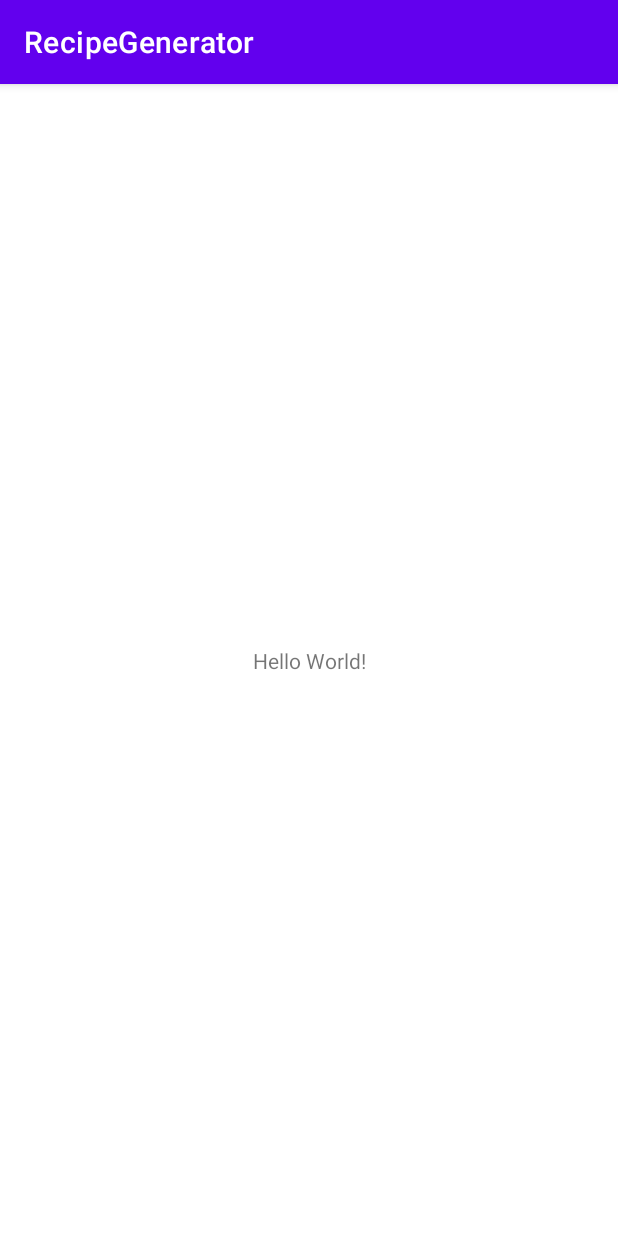
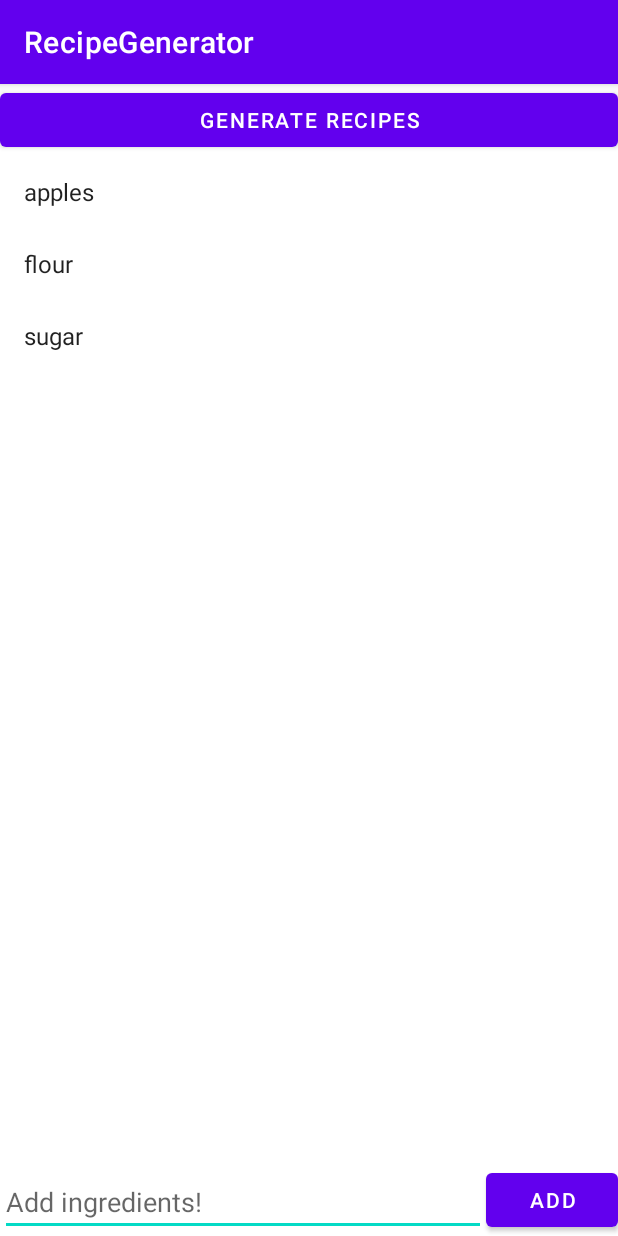
Before and after one commit to Codepath-Recipe-App/RecipeGenerator, an Android app: the MainActivity screen opened directly, with no data from a screen before it, on a phone screen of 412 x 824 dp. Run offline under Robolectric (Android 15) with nearby library versions, the phone set to English and light mode, and no system bars; libraries missing offline, so code that uses them is left out: com.parse.

Commit message:
add ingredient stream

```diff
--- a/app/build.gradle
+++ b/app/build.gradle
@@ -37,5 +37,6 @@ dependencies {
     androidTestImplementation 'androidx.test.ext:junit:1.1.2'
     androidTestImplementation 'androidx.test.espresso:espresso-core:3.3.0'
     implementation "com.github.parse-community.Parse-SDK-Android:parse:1.18.5"
+    implementation 'commons-io:commons-io:2.6'
 
 }
--- /dev/null
+++ b/app/src/main/java/com/example/recipegenerator/ItemsAdapter.java
@@ -0,0 +1,74 @@
+package com.example.recipegenerator;
+
+import android.view.LayoutInflater;
+import android.view.View;
+import android.view.ViewGroup;
+import android.widget.TextView;
+
+import androidx.annotation.NonNull;
+import androidx.recyclerview.widget.RecyclerView;
+
+import java.util.List;
+
+// Responsible for displaying data from the model into a row in the recycler view
+public class ItemsAdapter extends RecyclerView.Adapter<ItemsAdapter.ViewHolder>{
+
+    public interface OnLongClickListener {
+        void onItemLongClicked(int position);
+    }
+
+    List<String> items;
+    OnLongClickListener longClickListener;
+
+    public ItemsAdapter(List<String> items, OnLongClickListener longClickListener) {
+        this.items = items;
+        this.longClickListener = longClickListener;
+    }
+
+    @NonNull
+    @Override
+    public ViewHolder onCreateViewHolder(@NonNull ViewGroup parent, int viewType) {
+        // User layout inflator to inflate a view
+        View ingredientView = LayoutInflater.from(parent.getContext()).inflate(android.R.layout.simple_list_item_1, parent, false);
+        // wrap it inside a View Holder and return it
+        return new ViewHolder(ingredientView);
+    }
+
+    // responsible for binding data to particular view holder
+    @Override
+    public void onBindViewHolder(@NonNull ViewHolder holder, int position) {
+        // Grab the item at the position
+        String item = items.get(position);
+        // Bind the item into the specified view holder
+        holder.bind(item);
+    }
+
+    @Override
+    public int getItemCount() {
+        return items.size();
+    }
+
+    // Container to provide easy access to views that represent each row of the list
+    class ViewHolder extends RecyclerView.ViewHolder {
+
+        TextView tvItem;
+
+        public ViewHolder(@NonNull View itemView) {
+            super(itemView);
+            tvItem = itemView.findViewById(android.R.id.text1);
+        }
+
+        // Update the view inside of the view holder with this data
+        public void bind(String item) {
+            tvItem.setText(item);
+            tvItem.setOnLongClickListener(new View.OnLongClickListener() {
+                @Override
+                public boolean onLongClick(View v) {
+                    // Notify the listener which position was long pressed
+                    longClickListener.onItemLongClicked(getAdapterPosition());
+                    return true;
+                }
+            });
+        }
+    }
+}
--- a/app/src/main/java/com/example/recipegenerator/MainActivity.java
+++ b/app/src/main/java/com/example/recipegenerator/MainActivity.java
@@ -1,14 +1,117 @@
 package com.example.recipegenerator;
 
 import androidx.appcompat.app.AppCompatActivity;
+import androidx.recyclerview.widget.LinearLayoutManager;
+import androidx.recyclerview.widget.RecyclerView;
 
 import android.os.Bundle;
+import android.os.FileUtils;
+import android.util.Log;
+import android.view.View;
+import android.widget.Button;
+import android.widget.EditText;
+import android.widget.Toast;
+
+import com.parse.ParseFile;
+import com.parse.ParseObject;
+import com.parse.ParseUser;
+import com.parse.ParseQuery;
+
+import java.io.File;
+import java.nio.charset.Charset;
+import java.util.ArrayList;
+import java.util.List;
 
 public class MainActivity extends AppCompatActivity {
+
+    List<String> items;
+
+    Button btnAdd;
+    Button btnGenerate;
+    EditText etItem;
+    RecyclerView rvItems;
+    ItemsAdapter itemsAdapter;
 
     @Override
     protected void onCreate(Bundle savedInstanceState) {
         super.onCreate(savedInstanceState);
         setContentView(R.layout.activity_main);
+
+        btnAdd = findViewById(R.id.btnAdd);
+        btnGenerate = findViewById(R.id.btnAdd);
+        etItem = findViewById(R.id.etItem);
+        rvItems = findViewById(R.id.rvItems);
+
+        items = new ArrayList<>(); //delete later when able to save to parse server
+        items.add("apples");
+        items.add("flour");
+        items.add("sugar");
+
+  //      loadItems();
+
+        ItemsAdapter.OnLongClickListener onLongClickListener = new ItemsAdapter.OnLongClickListener() {
+            @Override
+            public void onItemLongClicked(int position) {
+                // Delete the item from the model
+                items.remove(position);
+                // Notify the adapter
+                itemsAdapter.notifyItemRemoved(position);
+                Toast.makeText(getApplicationContext(), "Item was removed", Toast.LENGTH_SHORT).show();
+ //               saveItems();
+            }
+        };
+        itemsAdapter = new ItemsAdapter(items, onLongClickListener);
+        rvItems.setAdapter(itemsAdapter);
+        rvItems.setLayoutManager(new LinearLayoutManager(this));
+
+        btnAdd.setOnClickListener(new View.OnClickListener() {
+            @Override
+            public void onClick(View v) {
+                String ingredientItem = etItem.getText().toString();
+                // Add item to the model
+                items.add(ingredientItem);
+                // Notify adapter that an item is inserted
+                itemsAdapter.notifyItemInserted(items.size() - 1);
+                etItem.setText("");
+  //              saveItems();
+            }
+        });
     }
+
+ /*   private String[] getIngredientsArray() {
+        String[] ingredientsArray;
+        try {
+            file = ParseUser.getCurrentUser().getParseFile("ingredients");
+        } catch (Exception e) {
+            ParseObject.put("ingredients", new file.createNewFile());
+        }
+    }
+*/
+    // This function will load items by getting from Parse Server
+/*    private void loadItems() {
+        //initialize items
+        try {
+            items = (ArrayList<String>) ParseUser.getCurrentUser().get("ingredients");
+        } catch (Exception e) {
+            items = new ArrayList<String>();
+        }
+    }
+*/
+    // This function saves items by posting to Parse Server
+/*    private void saveItems() {
+        String[] saveIngredient = new String[items.size()];
+        for (int i = 0; i<items.size(); i++) saveIngredient[i] = items.get(i);
+        //save items as array to Parse Server
+        ParseQuery<ParseObject> query = ParseQuery.getQuery("User");
+        //Retrieve the object by id
+        query.getInBackground("aWTaAJp1D6", ((object, e) -> {
+            if (e == null) {
+                object.put("ingredients", saveIngredient);
+            } else {
+                Toast.makeText(this, "saveItems error", Toast.LENGTH_SHORT).show();
+            }
+        }));
+    }
+
+ */
 }
--- a/app/src/main/res/layout/activity_main.xml
+++ b/app/src/main/res/layout/activity_main.xml
@@ -1,18 +1,49 @@
 <?xml version="1.0" encoding="utf-8"?>
-<androidx.constraintlayout.widget.ConstraintLayout xmlns:android="http://schemas.android.com/apk/res/android"
+<RelativeLayout
+    xmlns:android="http://schemas.android.com/apk/res/android"
     xmlns:app="http://schemas.android.com/apk/res-auto"
     xmlns:tools="http://schemas.android.com/tools"
     android:layout_width="match_parent"
     android:layout_height="match_parent"
     tools:context=".MainActivity">
 
-    <TextView
+    <Button
+        android:id="@+id/btnAdd"
         android:layout_width="wrap_content"
         android:layout_height="wrap_content"
-        android:text="Hello World!"
-        app:layout_constraintBottom_toBottomOf="parent"
-        app:layout_constraintLeft_toLeftOf="parent"
-        app:layout_constraintRight_toRightOf="parent"
-        app:layout_constraintTop_toTopOf="parent" />
+        android:layout_alignParentEnd="true"
+        android:layout_alignParentBottom="true"
+        android:layout_marginEnd="0dp"
+        android:layout_marginBottom="0dp"
+        android:text="Add" />
 
-</androidx.constraintlayout.widget.ConstraintLayout>
+    <EditText
+        android:id="@+id/etItem"
+        android:layout_width="match_parent"
+        android:layout_height="wrap_content"
+        android:layout_alignParentStart="true"
+        android:layout_alignParentBottom="true"
+        android:layout_marginStart="0dp"
+        android:layout_marginEnd="0dp"
+        android:layout_marginBottom="0dp"
+        android:layout_toStartOf="@+id/btnAdd"
+        android:ems="10"
+        android:hint="Add ingredients!" />
+
+    <Button
+        android:id="@+id/btnGenerate"
+        android:layout_width="match_parent"
+        android:layout_height="wrap_content"
+        android:text="Generate Recipes" />
+
+    <androidx.recyclerview.widget.RecyclerView
+        android:id="@+id/rvItems"
+        android:layout_width="match_parent"
+        android:layout_height="match_parent"
+        android:layout_above="@+id/etItem"
+        android:layout_below="@+id/btnGenerate"
+        android:layout_alignParentStart="true"
+        android:layout_marginStart="0dp"
+        android:layout_marginTop="0dp"
+        android:layout_marginBottom="0dp" />
+</RelativeLayout>
```
Also changed, not shown: 2 other files.
